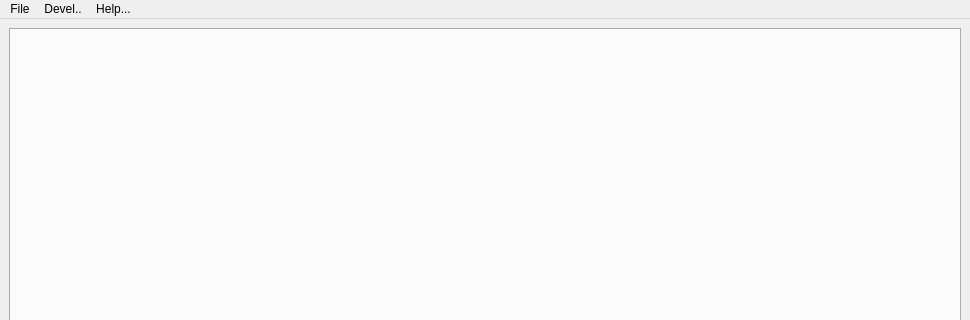
This is ui/aradomain.ui in berndhs/arado as Qt 5 draws it before an edit; both pictures show x 0 to 970 and y 0 to 320 of the 970 by 605 pixel window. The edited form follows.
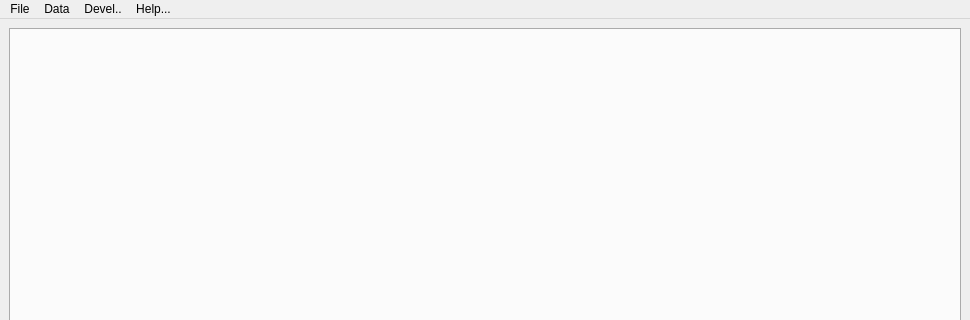
This is the edited form.

Patch:
```diff
--- a/ui/aradomain.ui
+++ b/ui/aradomain.ui
@@ -51,7 +51,17 @@
     </property>
     <addaction name="actionAbout"/>
    </widget>
+   <widget class="QMenu" name="menuData">
+    <property name="title">
+     <string>Data</string>
+    </property>
+    <addaction name="actionEnterData"/>
+    <addaction name="separator"/>
+    <addaction name="actionImportFile"/>
+    <addaction name="actionExportFile"/>
+   </widget>
    <addaction name="menuFile"/>
+   <addaction name="menuData"/>
    <addaction name="menuDevel"/>
    <addaction name="menuHelp"/>
   </widget>
```
Left out of the diff: 12 changed lines with no effect on the pictures.
